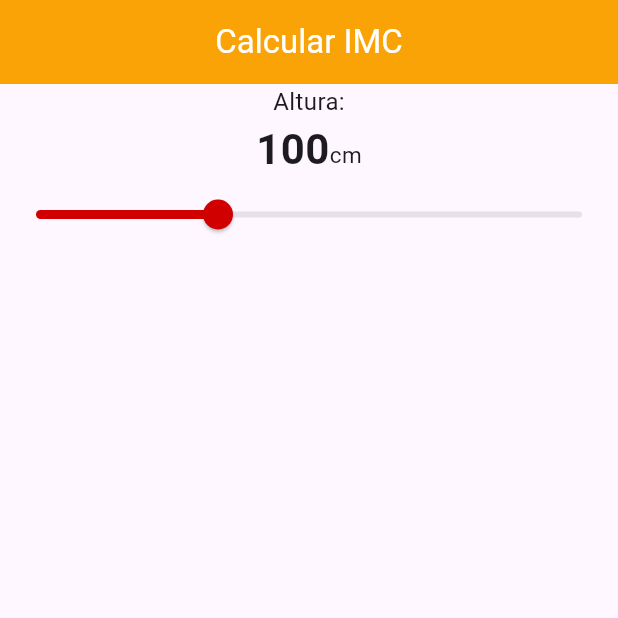
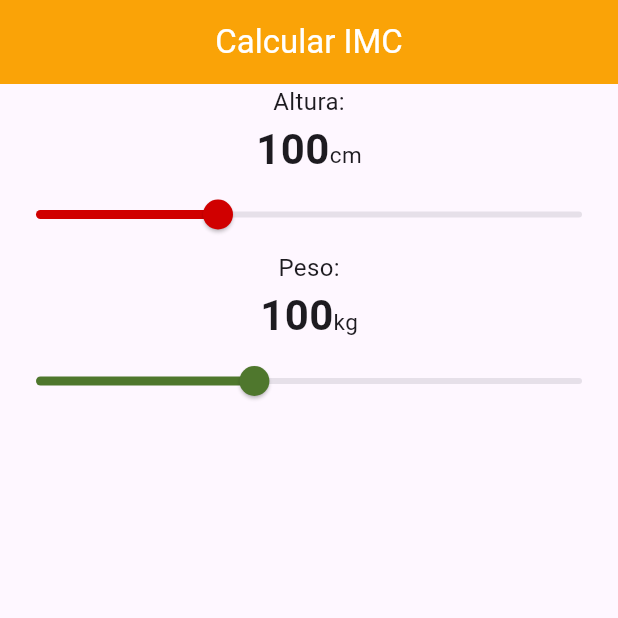
Before and after one commit to RovsTech/bmiapp_g9, a Flutter app: the screen it shows after launch, on a phone screen of 412 x 824 dp, the top half of it. Run offline on Flutter 3.47's test engine with Material 3 defaults, Android fonts, the light colour scheme and no system bars.

Commit message:
incorporando el peso

```diff
--- a/lib/main.dart
+++ b/lib/main.dart
@@ -22,6 +22,7 @@
 class _HomePageState extends State<HomePage> {
 
   double height = 100;
+  double weight = 100;
 
   @override
   Widget build(BuildContext context) {
@@ -78,6 +79,45 @@
               });
             },
           ),
+          Text(
+            "Peso:",
+            style: TextStyle(
+              fontSize: 16.0,
+            ),
+          ),
+          Row(
+            mainAxisAlignment: MainAxisAlignment.center,
+            crossAxisAlignment: CrossAxisAlignment.baseline,
+            textBaseline: TextBaseline.alphabetic,
+            children: [
+              Text(
+                weight.toStringAsFixed(0),
+                style: TextStyle(
+                  fontSize: 28,
+                  fontWeight: FontWeight.bold,
+                ),
+              ),
+              Text(
+                "kg",
+                style: TextStyle(
+                    fontSize: 15,
+                    fontWeight: FontWeight.normal
+                ),
+              ),
+            ],
+          ),
+          Slider(
+            value: weight,
+            min: 20,
+            max: 220,
+            activeColor: Color(0xff4f772d),
+            onChanged: (double value) {
+              weight=value;
+              setState(() {
+
+              });
+            },
+          ),
         ],
       ),
     );
```
